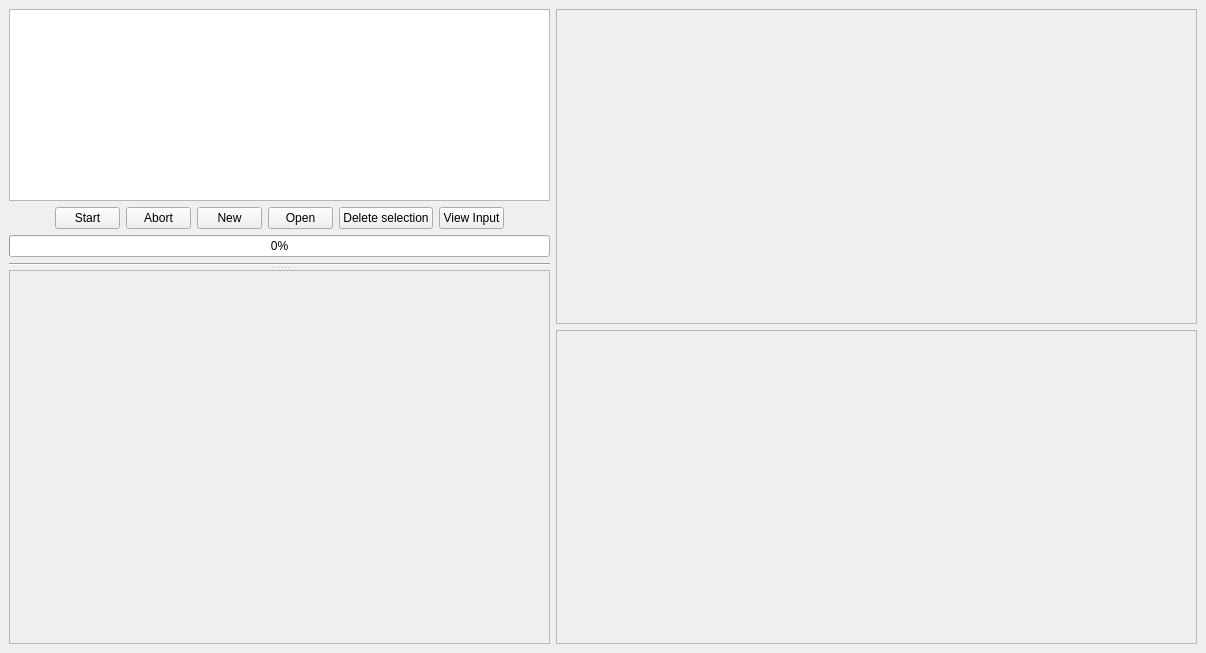
First picture: the form in viewer_modules/modules/ui_files/batch_manager.ui, repository kushalkolar/MESmerize, before the edit.
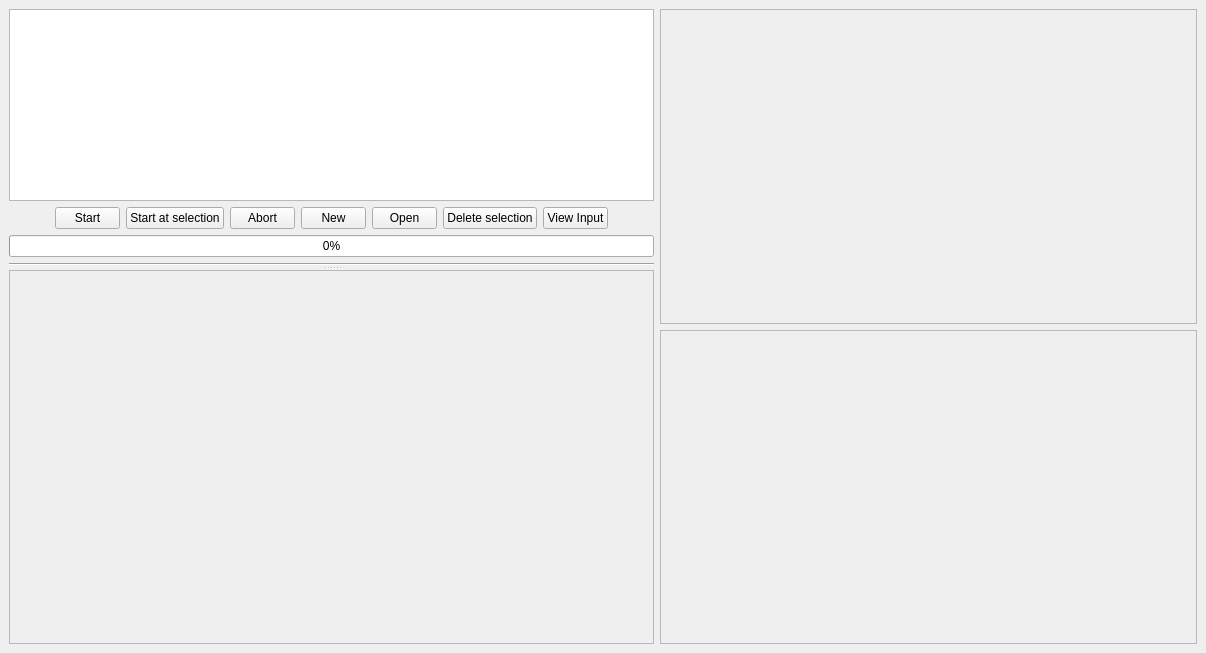
Second picture: the form after the edit.

Commit message: Update packages_Pyreverse.png, batch_manager.py, and 3 more files...

```diff
--- a/viewer_modules/modules/ui_files/batch_manager.ui
+++ b/viewer_modules/modules/ui_files/batch_manager.ui
@@ -34,6 +34,25 @@
         <item>
          <layout class="QGridLayout" name="gridLayout_2">
           <item row="1" column="5">
+           <widget class="QPushButton" name="btnOpen">
+            <property name="maximumSize">
+             <size>
+              <width>65</width>
+              <height>16777215</height>
+             </size>
+            </property>
+            <property name="baseSize">
+             <size>
+              <width>60</width>
+              <height>0</height>
+             </size>
+            </property>
+            <property name="text">
+             <string>Open</string>
+            </property>
+           </widget>
+          </item>
+          <item row="1" column="6">
            <widget class="QPushButton" name="btnDelete">
             <property name="maximumSize">
              <size>
@@ -46,17 +65,45 @@
             </property>
            </widget>
           </item>
-          <item row="0" column="0" colspan="8">
-           <widget class="QListWidget" name="listwBatch">
-            <property name="sizePolicy">
-             <sizepolicy hsizetype="Expanding" vsizetype="Expanding">
-              <horstretch>0</horstretch>
-              <verstretch>0</verstretch>
-             </sizepolicy>
+          <item row="1" column="7">
+           <widget class="QPushButton" name="btnViewInput">
+            <property name="maximumSize">
+             <size>
+              <width>65</width>
+              <height>16777215</height>
+             </size>
+            </property>
+            <property name="baseSize">
+             <size>
+              <width>60</width>
+              <height>0</height>
+             </size>
+            </property>
+            <property name="text">
+             <string>View Input</string>
             </property>
            </widget>
           </item>
           <item row="1" column="3">
+           <widget class="QPushButton" name="btnAbort">
+            <property name="maximumSize">
+             <size>
+              <width>65</width>
+              <height>16777215</height>
+             </size>
+            </property>
+            <property name="baseSize">
+             <size>
+              <width>60</width>
+              <height>0</height>
+             </size>
+            </property>
+            <property name="text">
+             <string>Abort</string>
+            </property>
+           </widget>
+          </item>
+          <item row="1" column="4">
            <widget class="QPushButton" name="btnNew">
             <property name="maximumSize">
              <size>
@@ -75,25 +122,6 @@
             </property>
            </widget>
           </item>
-          <item row="1" column="4">
-           <widget class="QPushButton" name="btnOpen">
-            <property name="maximumSize">
-             <size>
-              <width>65</width>
-              <height>16777215</height>
-             </size>
-            </property>
-            <property name="baseSize">
-             <size>
-              <width>60</width>
-              <height>0</height>
-             </size>
-            </property>
-            <property name="text">
-             <string>Open</string>
-            </property>
-           </widget>
-          </item>
           <item row="1" column="1">
            <widget class="QPushButton" name="btnStart">
             <property name="maximumSize">
@@ -113,22 +141,13 @@
             </property>
            </widget>
           </item>
-          <item row="1" column="2">
-           <widget class="QPushButton" name="btnAbort">
-            <property name="maximumSize">
-             <size>
-              <width>65</width>
-              <height>16777215</height>
-             </size>
-            </property>
-            <property name="baseSize">
-             <size>
-              <width>60</width>
-              <height>0</height>
-             </size>
-            </property>
-            <property name="text">
-             <string>Abort</string>
+          <item row="0" column="0" colspan="9">
+           <widget class="QListWidget" name="listwBatch">
+            <property name="sizePolicy">
+             <sizepolicy hsizetype="Expanding" vsizetype="Expanding">
+              <horstretch>0</horstretch>
+              <verstretch>0</verstretch>
+             </sizepolicy>
             </property>
            </widget>
           </item>
@@ -145,7 +164,7 @@
             </property>
            </spacer>
           </item>
-          <item row="1" column="7">
+          <item row="1" column="8">
            <spacer name="horizontalSpacer_2">
             <property name="orientation">
              <enum>Qt::Horizontal</enum>
@@ -158,11 +177,11 @@
             </property>
            </spacer>
           </item>
-          <item row="1" column="6">
-           <widget class="QPushButton" name="btnViewInput">
+          <item row="1" column="2">
+           <widget class="QPushButton" name="btnStartAtSelection">
             <property name="maximumSize">
              <size>
-              <width>65</width>
+              <width>100</width>
               <height>16777215</height>
              </size>
             </property>
@@ -173,7 +192,7 @@
              </size>
             </property>
             <property name="text">
-             <string>View Input</string>
+             <string>Start at selection</string>
             </property>
            </widget>
           </item>
@@ -219,7 +238,7 @@
          <rect>
           <x>0</x>
           <y>0</y>
-          <width>547</width>
+          <width>653</width>
           <height>343</height>
          </rect>
         </property>
@@ -258,7 +277,7 @@
         <rect>
          <x>0</x>
          <y>0</y>
-         <width>631</width>
+         <width>525</width>
          <height>303</height>
         </rect>
        </property>
@@ -296,7 +315,7 @@
         <rect>
          <x>0</x>
          <y>0</y>
-         <width>631</width>
+         <width>525</width>
          <height>303</height>
         </rect>
        </property>
```
The commit also changes 4 other files.
